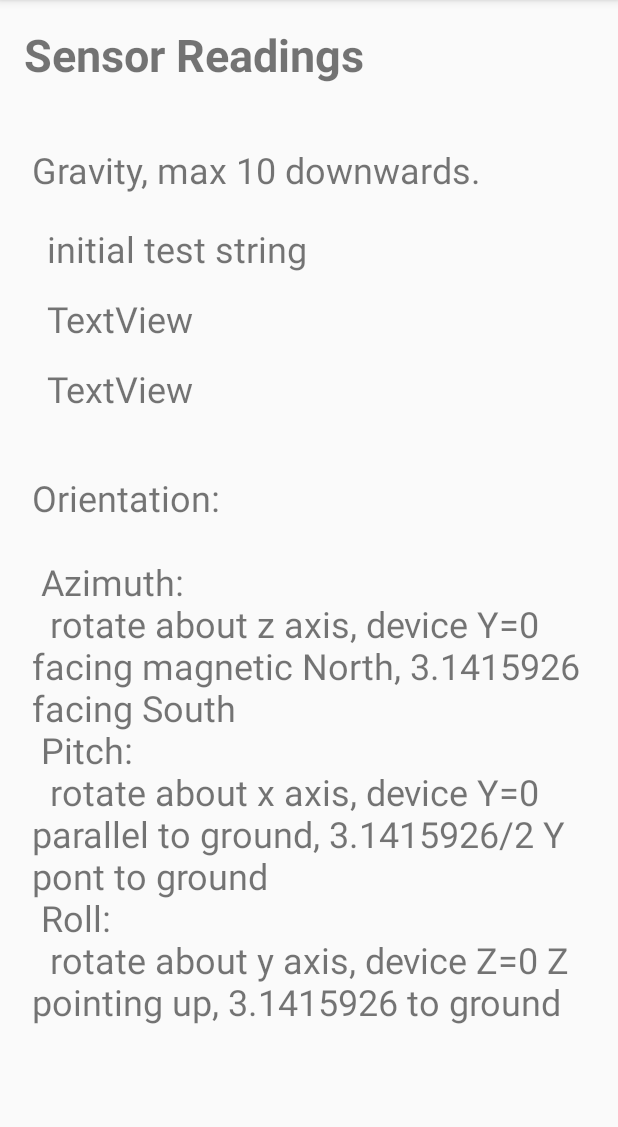
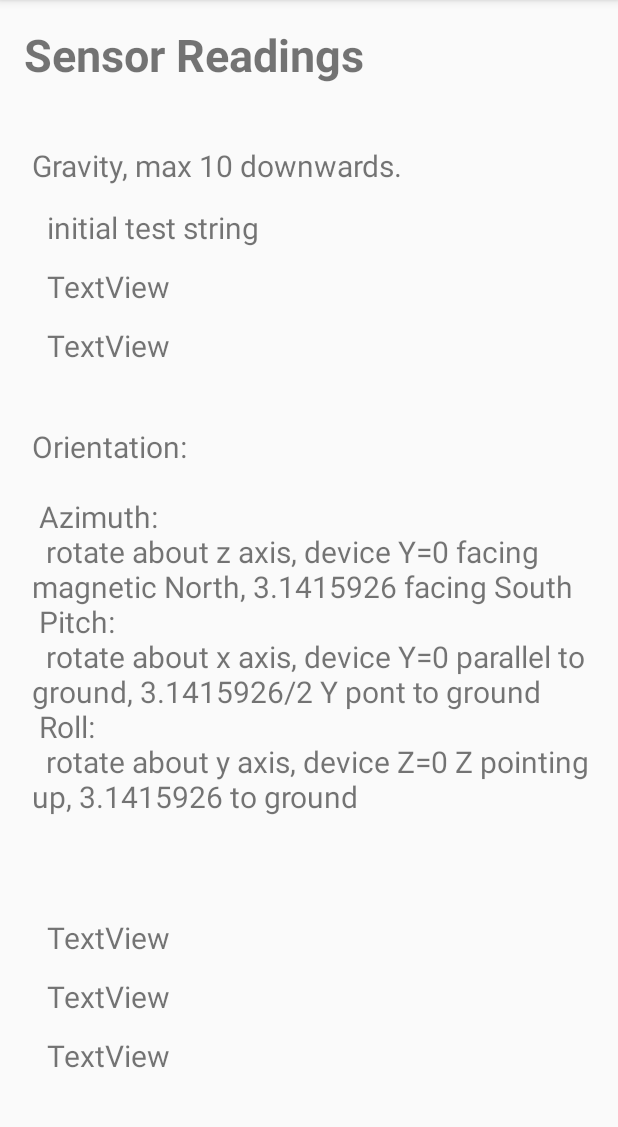
Before and after one commit to sproffer/SensorTest, an Android app: the screen it shows after launch (SensorActivity), on a phone screen of 412 x 824 dp, the part 84-1211 px from its top. Run offline under Robolectric (Android 15) with nearby library versions, the phone set to English and light mode, and no system bars.

Commit message:
smaller fonts.

```diff
--- a/app/src/main/res/layout/activity_sensor.xml
+++ b/app/src/main/res/layout/activity_sensor.xml
@@ -25,7 +25,7 @@
         android:layout_marginLeft="5dp"
 	    android:layout_marginStart="5dp"
 	    android:layout_marginTop="40dp"
-	    android:textSize="24sp"
+	    android:textSize="20sp"
 	    android:text="@string/gravityNote"  />
 
     <TextView
@@ -37,8 +37,8 @@
         android:layout_below="@+id/textViewG"
         android:layout_marginLeft="10dp"
         android:layout_marginStart="10dp"
-        android:layout_marginTop="20dp"
-        android:textSize="24sp"
+        android:layout_marginTop="14dp"
+        android:textSize="20sp"
         android:text="@string/textView" />
 
     <TextView
@@ -48,8 +48,8 @@
         android:layout_alignLeft="@+id/textView01"
         android:layout_alignStart="@+id/textView01"
         android:layout_below="@+id/textView01"
-        android:layout_marginTop="14dp"
-        android:textSize="24sp"
+        android:layout_marginTop="12dp"
+        android:textSize="20sp"
         android:text="@string/textView" />
 
     <TextView
@@ -59,8 +59,8 @@
         android:layout_alignLeft="@+id/textView02"
         android:layout_alignStart="@+id/textView02"
         android:layout_below="@+id/textView02"
-        android:layout_marginTop="14dp"
-        android:textSize="24sp"
+        android:layout_marginTop="12dp"
+        android:textSize="20sp"
         android:text="@string/textView" />
 
     <TextView android:id="@+id/textViewM"
@@ -72,7 +72,7 @@
 	    android:layout_marginLeft="5dp"
         android:layout_marginStart="5dp"
 	    android:layout_marginTop="40dp"
-	    android:textSize="24sp"
+	    android:textSize="20sp"
 	    android:text="@string/orientationNote"  />
 
     <TextView
@@ -83,7 +83,7 @@
         android:layout_alignStart="@+id/textView03"
         android:layout_below="@+id/textViewM"
         android:layout_marginTop="20dp"
-        android:textSize="24sp"
+        android:textSize="20sp"
         android:text="@string/textView" />
 
     <TextView
@@ -93,8 +93,8 @@
         android:layout_alignLeft="@+id/textView04"
         android:layout_alignStart="@+id/textView04"
         android:layout_below="@+id/textView04"
-        android:layout_marginTop="14dp"
-        android:textSize="24sp"
+        android:layout_marginTop="12dp"
+        android:textSize="20sp"
         android:text="@string/textView" />
 
     <TextView
@@ -104,8 +104,8 @@
         android:layout_alignLeft="@+id/textView05"
         android:layout_alignStart="@+id/textView05"
         android:layout_below="@+id/textView05"
-        android:layout_marginTop="14dp"
-        android:textSize="24sp"
+        android:layout_marginTop="12dp"
+        android:textSize="20sp"
         android:text="@string/textView" />
 
 </RelativeLayout>
```
Also changed, not shown: 1 other file.
